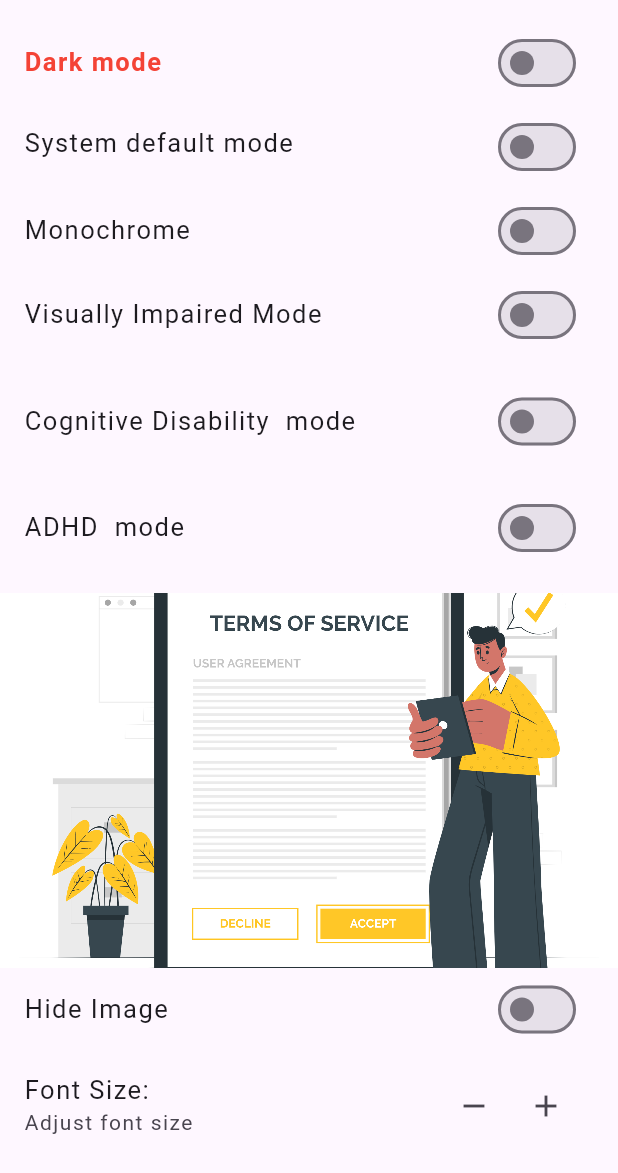
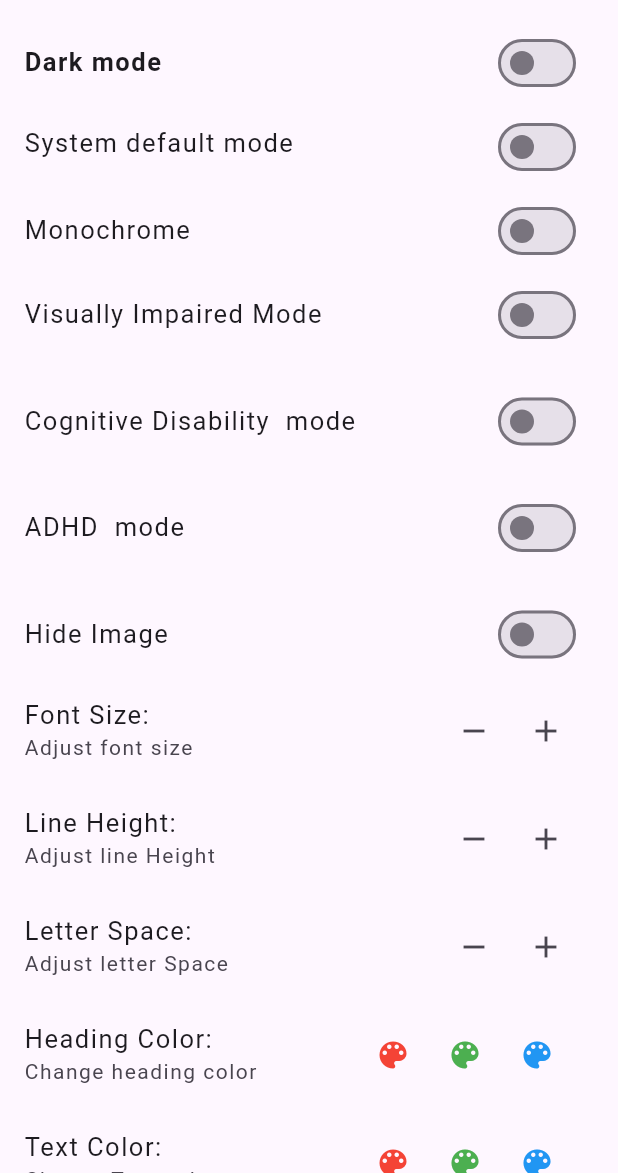
Before and after one commit to SSutharsangit/Accessibility-features-, a Flutter app: the screen it shows after launch, after a tap on the "settings" icon, on a phone screen of 412 x 824 dp, the part 63-1236 px from its top. Run offline on Flutter 3.47's test engine with Material 3 defaults, Android fonts, the phone set to English and light mode, and no system bars; our stand-ins replace flutter_colorpicker, shared_preferences.

Commit message:
chore: Refactor accessibility screen and add new features

```diff
--- a/lib/accessibility_screen.dart
+++ b/lib/accessibility_screen.dart
@@ -60,9 +60,7 @@ class _MyHomePageState extends State<MyHomePage> {
             title: AccessibleHeadingText(
                 accessibilitySettings.isDark ? 'light mode' : 'Dark mode',
                 style: const TextStyle(
-                    fontSize: 17.0,
-                    color: Colors.red,
-                    fontWeight: FontWeight.bold)),
+                    fontSize: 17.0, fontWeight: FontWeight.bold)),
             trailing: Switch(
               value: accessibilitySettings.isDark,
               onChanged: ((accessibilitySettings.monochrome == false) &&
@@ -125,7 +123,7 @@ class _MyHomePageState extends State<MyHomePage> {
           const SizedBox(
             height: 15,
           ),
-           ListTile(
+          ListTile(
             title: const AccessibleHeadingText("Cognitive Disability  mode",
                 style: TextStyle(fontSize: 17.0)),
             trailing: Switch(
@@ -139,7 +137,7 @@ class _MyHomePageState extends State<MyHomePage> {
           const SizedBox(
             height: 15,
           ),
-              ListTile(
+          ListTile(
             title: const AccessibleHeadingText("ADHD  mode",
                 style: TextStyle(fontSize: 17.0)),
             trailing: Switch(
@@ -151,16 +149,6 @@ class _MyHomePageState extends State<MyHomePage> {
           ),
           const SizedBox(
             height: 15,
-          ),
-
-          const AccessibilityImage(
-            image: AssetImage('assets/hello.png'),
-            width: 200,
-            height: 250,
-            fit: BoxFit.cover,
-            alignment: Alignment.center,
-            colorBlendMode: BlendMode.colorBurn,
-            filterQuality: FilterQuality.high,
           ),
 
           ListTile(
@@ -236,7 +224,6 @@ class _MyHomePageState extends State<MyHomePage> {
               'Adjust letter Space',
               style: TextStyle(
                 fontSize: 14.0,
-                color: Colors.red,
               ),
             ),
             trailing: Row(
--- a/test_app/lib/new.dart
+++ b/test_app/lib/new.dart
@@ -1,6 +1,8 @@
 import 'package:accessibility_features/accessibility_features.dart';
 import 'package:accessibility_features/accessibility_screen.dart';
 import 'package:accessibility_features/accessible_heading_text.dart';
+import 'package:accessibility_features/accessible_text.dart';
+import 'package:accessibility_features/accessiblity_image.dart';
 import 'package:flutter/material.dart';
 import 'package:provider/provider.dart';
 
@@ -34,9 +36,32 @@ class MyWidget extends StatelessWidget {
           ),
           body: const Padding(
             padding: EdgeInsets.all(20),
-            child: AccessibleHeadingText(
-              "Hello This is Accessibility...",
-              style: TextStyle(fontSize: 30),
+            child: Column(
+              children: [
+                AccessibleHeadingText(
+                  "Hello This is Accessibility...",
+                  style: TextStyle(fontSize: 30),
+                ),
+                SizedBox(height: 20),
+                AccessibleText(
+                  "This is a simple text widget",
+                  style: TextStyle(fontSize: 20),
+                ),
+                SizedBox(height: 20),
+                ElevatedButton(
+                  onPressed: null,
+                  child: AccessibleText('Elevated Button'),
+                ),
+                AccessibilityImage(
+                  image: AssetImage('assets/hello.png'),
+                  width: 200,
+                  height: 250,
+                  fit: BoxFit.cover,
+                  alignment: Alignment.center,
+                  colorBlendMode: BlendMode.colorBurn,
+                  filterQuality: FilterQuality.high,
+                ),
+              ],
             ),
           ),
         );
```
